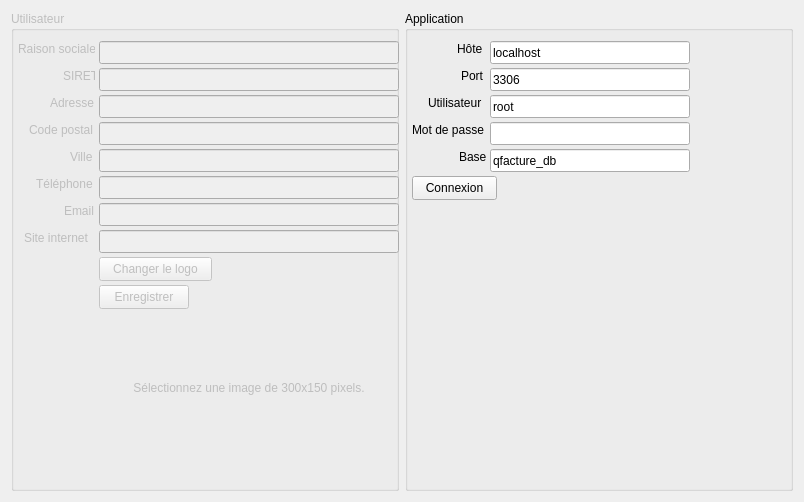
jpec/Qfacture-testing, file src/gui/tabs/paramstab.ui: the form before one commit.
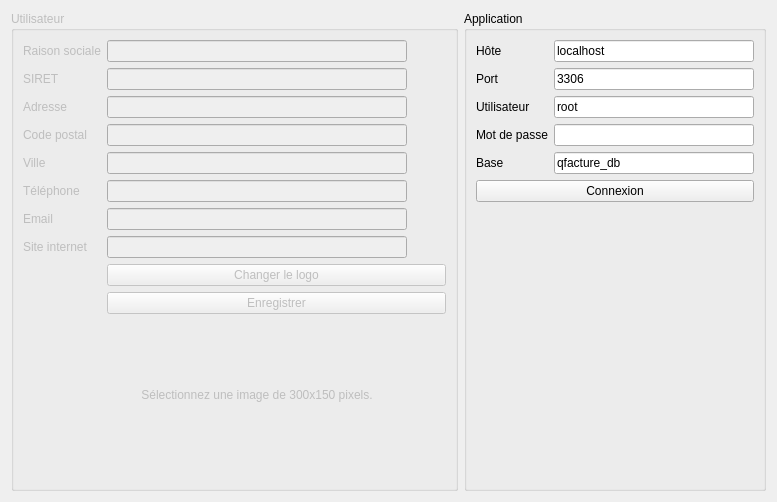
The form after the commit.

The edit to the form file:
```diff
--- a/src/gui/tabs/paramstab.ui
+++ b/src/gui/tabs/paramstab.ui
@@ -6,13 +6,13 @@
    <rect>
     <x>0</x>
     <y>0</y>
-    <width>804</width>
+    <width>777</width>
     <height>502</height>
    </rect>
   </property>
   <property name="minimumSize">
    <size>
-    <width>804</width>
+    <width>0</width>
     <height>0</height>
    </size>
   </property>
@@ -43,31 +43,22 @@
      <property name="title">
       <string>Utilisateur</string>
      </property>
+     <layout class="QFormLayout" name="formLayout">
+      <property name="fieldGrowthPolicy">
+       <enum>QFormLayout::AllNonFixedFieldsGrow</enum>
+      </property>
+      <item row="0" column="0">
      <widget class="QLabel" name="label">
-      <property name="geometry">
-       <rect>
-        <x>7</x>
-        <y>30</y>
-        <width>77</width>
-        <height>16</height>
-       </rect>
-      </property>
       <property name="text">
        <string>Raison sociale</string>
       </property>
       <property name="buddy">
-       <cstring>p_name</cstring>
-      </property>
-     </widget>
-     <widget class="QLineEdit" name="p_name">
-      <property name="geometry">
-       <rect>
-        <x>88</x>
-        <y>30</y>
-        <width>300</width>
-        <height>23</height>
-       </rect>
-      </property>
+         <cstring>uName</cstring>
+        </property>
+       </widget>
+      </item>
+      <item row="0" column="1">
+       <widget class="QLineEdit" name="uName">
       <property name="minimumSize">
        <size>
         <width>300</width>
@@ -81,31 +72,19 @@
        </size>
       </property>
      </widget>
+      </item>
+      <item row="1" column="0">
      <widget class="QLabel" name="label_2">
-      <property name="geometry">
-       <rect>
-        <x>52</x>
-        <y>57</y>
-        <width>32</width>
-        <height>16</height>
-       </rect>
-      </property>
       <property name="text">
        <string>SIRET</string>
       </property>
       <property name="buddy">
-       <cstring>p_siret</cstring>
-      </property>
-     </widget>
-     <widget class="QLineEdit" name="p_siret">
-      <property name="geometry">
-       <rect>
-        <x>88</x>
-        <y>57</y>
-        <width>300</width>
-        <height>23</height>
-       </rect>
-      </property>
+         <cstring>uSiret</cstring>
+        </property>
+       </widget>
+      </item>
+      <item row="1" column="1">
+       <widget class="QLineEdit" name="uSiret">
       <property name="minimumSize">
        <size>
         <width>300</width>
@@ -119,31 +98,19 @@
        </size>
       </property>
      </widget>
+      </item>
+      <item row="2" column="0">
      <widget class="QLabel" name="label_3">
-      <property name="geometry">
-       <rect>
-        <x>39</x>
-        <y>84</y>
-        <width>45</width>
-        <height>16</height>
-       </rect>
-      </property>
       <property name="text">
        <string>Adresse</string>
       </property>
       <property name="buddy">
-       <cstring>p_address</cstring>
-      </property>
-     </widget>
-     <widget class="QLineEdit" name="p_address">
-      <property name="geometry">
-       <rect>
-        <x>88</x>
-        <y>84</y>
-        <width>300</width>
-        <height>23</height>
-       </rect>
-      </property>
+         <cstring>uAdress</cstring>
+        </property>
+       </widget>
+      </item>
+      <item row="2" column="1">
+       <widget class="QLineEdit" name="uAdress">
       <property name="minimumSize">
        <size>
         <width>300</width>
@@ -157,31 +124,19 @@
        </size>
       </property>
      </widget>
+      </item>
+      <item row="3" column="0">
      <widget class="QLabel" name="label_5">
-      <property name="geometry">
-       <rect>
-        <x>18</x>
-        <y>111</y>
-        <width>66</width>
-        <height>16</height>
-       </rect>
-      </property>
       <property name="text">
        <string>Code postal</string>
       </property>
       <property name="buddy">
-       <cstring>p_zip</cstring>
-      </property>
-     </widget>
-     <widget class="QLineEdit" name="p_zip">
-      <property name="geometry">
-       <rect>
-        <x>88</x>
-        <y>111</y>
-        <width>300</width>
-        <height>23</height>
-       </rect>
-      </property>
+         <cstring>uZip</cstring>
+        </property>
+       </widget>
+      </item>
+      <item row="3" column="1">
+       <widget class="QLineEdit" name="uZip">
       <property name="minimumSize">
        <size>
         <width>300</width>
@@ -195,31 +150,19 @@
        </size>
       </property>
      </widget>
+      </item>
+      <item row="4" column="0">
      <widget class="QLabel" name="label_6">
-      <property name="geometry">
-       <rect>
-        <x>59</x>
-        <y>138</y>
-        <width>25</width>
-        <height>16</height>
-       </rect>
-      </property>
       <property name="text">
        <string>Ville</string>
       </property>
       <property name="buddy">
-       <cstring>p_city</cstring>
-      </property>
-     </widget>
-     <widget class="QLineEdit" name="p_city">
-      <property name="geometry">
-       <rect>
-        <x>88</x>
-        <y>138</y>
-        <width>300</width>
-        <height>23</height>
-       </rect>
-      </property>
+         <cstring>uCity</cstring>
+        </property>
+       </widget>
+      </item>
+      <item row="4" column="1">
+       <widget class="QLineEdit" name="uCity">
       <property name="minimumSize">
        <size>
         <width>300</width>
@@ -233,31 +176,19 @@
        </size>
       </property>
      </widget>
+      </item>
+      <item row="5" column="0">
      <widget class="QLabel" name="label_7">
-      <property name="geometry">
-       <rect>
-        <x>25</x>
-        <y>165</y>
-        <width>59</width>
-        <height>16</height>
-       </rect>
-      </property>
       <property name="text">
        <string>Téléphone</string>
       </property>
       <property name="buddy">
-       <cstring>p_phone</cstring>
-      </property>
-     </widget>
-     <widget class="QLineEdit" name="p_phone">
-      <property name="geometry">
-       <rect>
-        <x>88</x>
-        <y>165</y>
-        <width>300</width>
-        <height>23</height>
-       </rect>
-      </property>
+         <cstring>uPhone</cstring>
+        </property>
+       </widget>
+      </item>
+      <item row="5" column="1">
+       <widget class="QLineEdit" name="uPhone">
       <property name="minimumSize">
        <size>
         <width>300</width>
@@ -271,31 +202,19 @@
        </size>
       </property>
      </widget>
+      </item>
+      <item row="6" column="0">
      <widget class="QLabel" name="label_8">
-      <property name="geometry">
-       <rect>
-        <x>53</x>
-        <y>192</y>
-        <width>31</width>
-        <height>16</height>
-       </rect>
-      </property>
       <property name="text">
        <string>Email</string>
       </property>
       <property name="buddy">
-       <cstring>p_mail</cstring>
-      </property>
-     </widget>
-     <widget class="QLineEdit" name="p_mail">
-      <property name="geometry">
-       <rect>
-        <x>88</x>
-        <y>192</y>
-        <width>300</width>
-        <height>23</height>
-       </rect>
-      </property>
+         <cstring>uMail</cstring>
+        </property>
+       </widget>
+      </item>
+      <item row="6" column="1">
+       <widget class="QLineEdit" name="uMail">
       <property name="minimumSize">
        <size>
         <width>300</width>
@@ -309,31 +228,19 @@
        </size>
       </property>
      </widget>
+      </item>
+      <item row="7" column="0">
      <widget class="QLabel" name="label_9">
-      <property name="geometry">
-       <rect>
-        <x>13</x>
-        <y>219</y>
-        <width>71</width>
-        <height>16</height>
-       </rect>
-      </property>
       <property name="text">
        <string>Site internet</string>
       </property>
       <property name="buddy">
-       <cstring>p_website</cstring>
-      </property>
-     </widget>
-     <widget class="QLineEdit" name="p_website">
-      <property name="geometry">
-       <rect>
-        <x>88</x>
-        <y>219</y>
-        <width>300</width>
-        <height>23</height>
-       </rect>
-      </property>
+         <cstring>uHome</cstring>
+        </property>
+       </widget>
+      </item>
+      <item row="7" column="1">
+       <widget class="QLineEdit" name="uHome">
       <property name="minimumSize">
        <size>
         <width>300</width>
@@ -347,31 +254,19 @@
        </size>
       </property>
      </widget>
-     <widget class="QPushButton" name="p_change_logo">
-      <property name="geometry">
-       <rect>
-        <x>88</x>
-        <y>246</y>
-        <width>113</width>
-        <height>24</height>
-       </rect>
-      </property>
+      </item>
+      <item row="8" column="1">
+       <widget class="QPushButton" name="uChangeLogo">
       <property name="text">
        <string>Changer le logo</string>
       </property>
      </widget>
-     <widget class="QPushButton" name="p_save">
+      </item>
+      <item row="9" column="1">
+       <widget class="QPushButton" name="uSave">
       <property name="enabled">
        <bool>false</bool>
       </property>
-      <property name="geometry">
-       <rect>
-        <x>88</x>
-        <y>274</y>
-        <width>90</width>
-        <height>24</height>
-       </rect>
-      </property>
       <property name="minimumSize">
        <size>
         <width>0</width>
@@ -394,15 +289,9 @@
        <bool>false</bool>
       </property>
      </widget>
-     <widget class="QLabel" name="p_logo">
-      <property name="geometry">
-       <rect>
-        <x>88</x>
-        <y>302</y>
-        <width>300</width>
-        <height>150</height>
-       </rect>
-      </property>
+      </item>
+      <item row="10" column="1">
+       <widget class="QLabel" name="uLogo">
       <property name="minimumSize">
        <size>
         <width>300</width>
@@ -425,6 +314,8 @@
        <number>-5</number>
       </property>
      </widget>
+      </item>
+     </layout>
     </widget>
    </item>
    <item>
@@ -450,15 +341,12 @@
      <property name="title">
       <string>Application</string>
      </property>
+     <layout class="QFormLayout" name="formLayout_3">
+      <property name="fieldGrowthPolicy">
+       <enum>QFormLayout::AllNonFixedFieldsGrow</enum>
+      </property>
+      <item row="0" column="0">
      <widget class="QLabel" name="label_14">
-      <property name="geometry">
-       <rect>
-        <x>52</x>
-        <y>30</y>
-        <width>29</width>
-        <height>16</height>
-       </rect>
-      </property>
       <property name="minimumSize">
        <size>
         <width>0</width>
@@ -478,15 +366,9 @@
        <cstring>app_server</cstring>
       </property>
      </widget>
+      </item>
+      <item row="0" column="1">
      <widget class="QLineEdit" name="app_server">
-      <property name="geometry">
-       <rect>
-        <x>85</x>
-        <y>30</y>
-        <width>200</width>
-        <height>23</height>
-       </rect>
-      </property>
       <property name="minimumSize">
        <size>
         <width>200</width>
@@ -506,15 +388,9 @@
        <string notr="true">localhost</string>
       </property>
      </widget>
+      </item>
+      <item row="1" column="0">
      <widget class="QLabel" name="label_15">
-      <property name="geometry">
-       <rect>
-        <x>56</x>
-        <y>57</y>
-        <width>25</width>
-        <height>16</height>
-       </rect>
-      </property>
       <property name="minimumSize">
        <size>
         <width>0</width>
@@ -534,15 +410,9 @@
        <cstring>app_port</cstring>
       </property>
      </widget>
+      </item>
+      <item row="1" column="1">
      <widget class="QLineEdit" name="app_port">
-      <property name="geometry">
-       <rect>
-        <x>85</x>
-        <y>57</y>
-        <width>200</width>
-        <height>23</height>
-       </rect>
-      </property>
       <property name="minimumSize">
        <size>
         <width>200</width>
@@ -559,15 +429,9 @@
        <string notr="true">3306</string>
       </property>
      </widget>
+      </item>
+      <item row="2" column="0">
      <widget class="QLabel" name="label_16">
-      <property name="geometry">
-       <rect>
-        <x>23</x>
-        <y>84</y>
-        <width>58</width>
-        <height>16</height>
-       </rect>
-      </property>
       <property name="minimumSize">
        <size>
         <width>0</width>
@@ -587,15 +451,9 @@
        <cstring>app_user</cstring>
       </property>
      </widget>
+      </item>
+      <item row="2" column="1">
      <widget class="QLineEdit" name="app_user">
-      <property name="geometry">
-       <rect>
-        <x>85</x>
-        <y>84</y>
-        <width>200</width>
-        <height>23</height>
-       </rect>
-      </property>
       <property name="minimumSize">
        <size>
         <width>200</width>
@@ -615,15 +473,9 @@
        <string notr="true">root</string>
       </property>
      </widget>
+      </item>
+      <item row="3" column="0">
      <widget class="QLabel" name="label_17">
-      <property name="geometry">
-       <rect>
-        <x>7</x>
-        <y>111</y>
-        <width>74</width>
-        <height>16</height>
-       </rect>
-      </property>
       <property name="minimumSize">
        <size>
         <width>0</width>
@@ -643,15 +495,9 @@
        <cstring>app_pass</cstring>
       </property>
      </widget>
+      </item>
+      <item row="3" column="1">
      <widget class="QLineEdit" name="app_pass">
-      <property name="geometry">
-       <rect>
-        <x>85</x>
-        <y>111</y>
-        <width>200</width>
-        <height>23</height>
-       </rect>
-      </property>
       <property name="minimumSize">
        <size>
         <width>200</width>
@@ -674,15 +520,9 @@
        <enum>QLineEdit::Password</enum>
       </property>
      </widget>
+      </item>
+      <item row="4" column="0">
      <widget class="QLabel" name="label_18">
-      <property name="geometry">
-       <rect>
-        <x>54</x>
-        <y>138</y>
-        <width>27</width>
-        <height>16</height>
-       </rect>
-      </property>
       <property name="minimumSize">
        <size>
         <width>0</width>
@@ -702,15 +542,9 @@
        <cstring>app_db</cstring>
       </property>
      </widget>
+      </item>
+      <item row="4" column="1">
      <widget class="QLineEdit" name="app_db">
-      <property name="geometry">
-       <rect>
-        <x>85</x>
-        <y>138</y>
-        <width>200</width>
-        <height>23</height>
-       </rect>
-      </property>
       <property name="minimumSize">
        <size>
         <width>200</width>
@@ -730,15 +564,9 @@
        <string notr="true">qfacture_db</string>
       </property>
      </widget>
+      </item>
+      <item row="5" column="0" colspan="2">
      <widget class="QPushButton" name="app_connect">
-      <property name="geometry">
-       <rect>
-        <x>7</x>
-        <y>165</y>
-        <width>85</width>
-        <height>24</height>
-       </rect>
-      </property>
       <property name="maximumSize">
        <size>
         <width>16777214</width>
@@ -749,18 +577,8 @@
        <string>Connexion</string>
       </property>
      </widget>
-     <zorder>label_14</zorder>
-     <zorder>app_server</zorder>
-     <zorder>label_15</zorder>
-     <zorder>app_port</zorder>
-     <zorder>label_16</zorder>
-     <zorder>app_user</zorder>
-     <zorder>label_17</zorder>
-     <zorder>app_pass</zorder>
-     <zorder>label_18</zorder>
-     <zorder>app_db</zorder>
-     <zorder>app_connect</zorder>
-     <zorder>uGroupBox</zorder>
+      </item>
+     </layout>
     </widget>
    </item>
   </layout>
```
Lines whose indentation alone changed are shown as unchanged.
